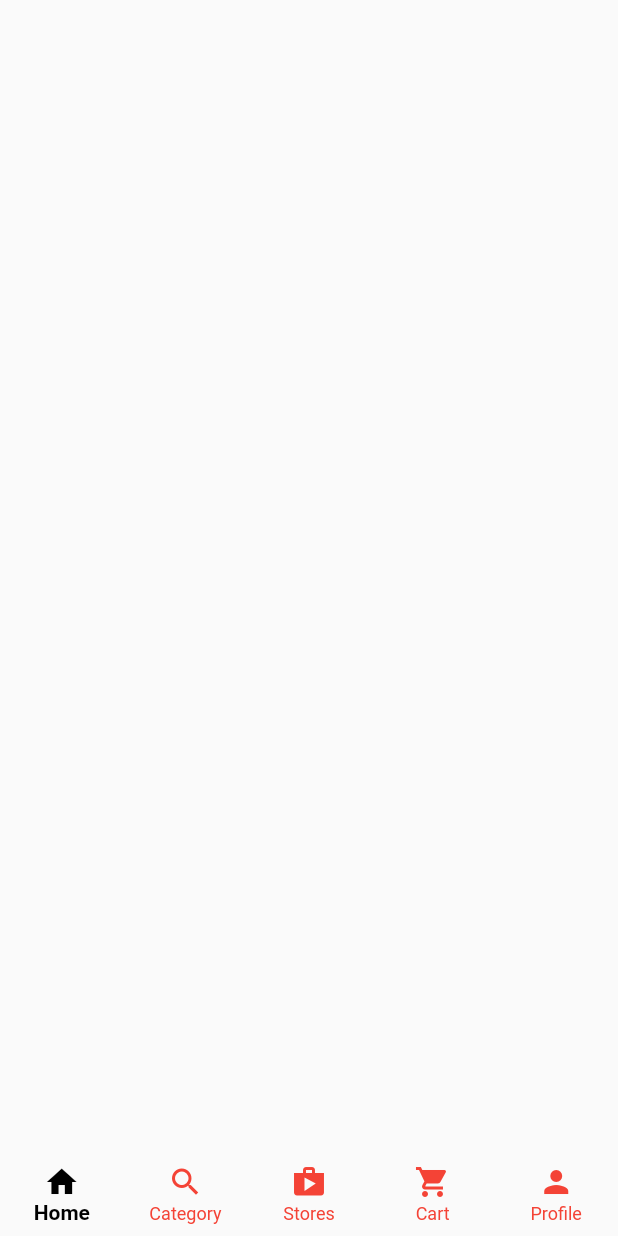
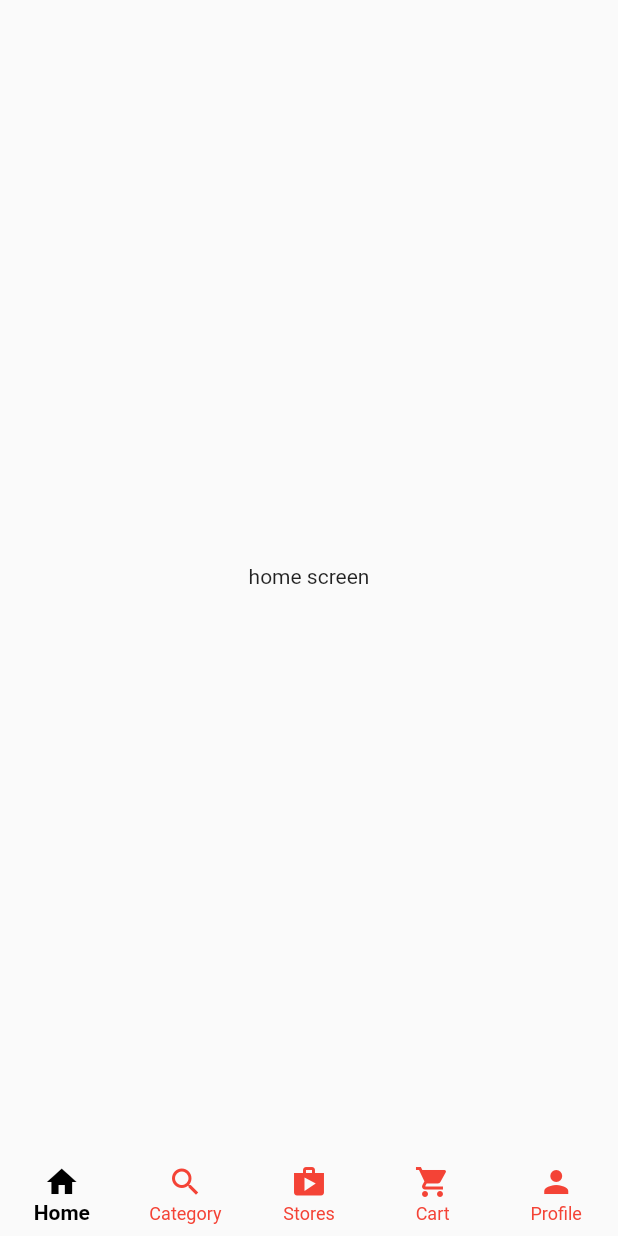
Before and after one commit to Double-Kei/CollaboProject, a Flutter app: the screen it shows after launch, on a phone screen of 412 x 824 dp. Run offline on Flutter 3.47's test engine with Material 2 defaults, Android fonts, the phone set to English and light mode, and no system bars.

Commit message:
BottomNavigatorBar(#2)

```diff
--- a/lib/screens/home.dart
+++ b/lib/screens/home.dart
@@ -9,13 +9,21 @@ class HomeScreen extends StatefulWidget {
 
 class _HomeScreenState extends State<HomeScreen> {
   int _selectedIndex = 0;
+  final List<Widget> _tabs = const [
+    Center(child: Text("home screen"),),
+    Center(child: Text("category screen"),),
+    Center(child: Text("stores screen"),),
+    Center(child: Text("cart screen"),),
+    Center(child: Text("profile screen"),),
+  ];
 
   @override
   Widget build(BuildContext context) {
     return Scaffold(
+      body: _tabs[_selectedIndex],
       bottomNavigationBar: BottomNavigationBar(
         type: BottomNavigationBarType.fixed,
-        selectedItemColor: Colors.black,
+        selectedItemColor: Color.fromRGBO(0, 0, 0, 1),
         selectedLabelStyle: const TextStyle(fontWeight: FontWeight.w600),
         unselectedItemColor: Colors.red,
         elevation: 0,
```
